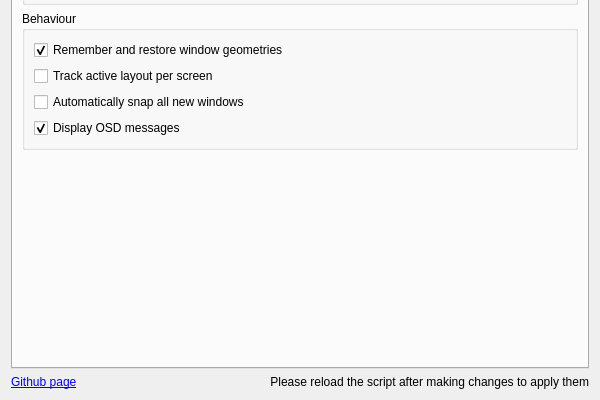
First picture: the form in src/contents/ui/config.ui, repository gerritdevriese/kzones, before the edit; both pictures show x 0 to 600 and y 400 to 800 of the 600 by 800 pixel window.
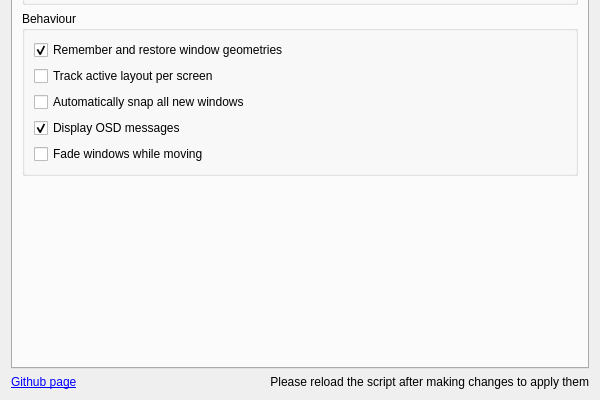
Second picture: the form after the edit. Icons and pictures are not drawn.

Commit message: Fade windows while moving

```diff
--- a/src/contents/ui/config.ui
+++ b/src/contents/ui/config.ui
@@ -309,6 +309,13 @@
             </property>
            </widget>
           </item>
+          <item>
+           <widget class="QCheckBox" name="kcfg_fadeWindowsWhileMoving">
+            <property name="text">
+             <string>Fade windows while moving</string>
+            </property>
+           </widget>
+          </item>
          </layout>
         </widget>
        </item>
```
The commit also changes 3 other files.
